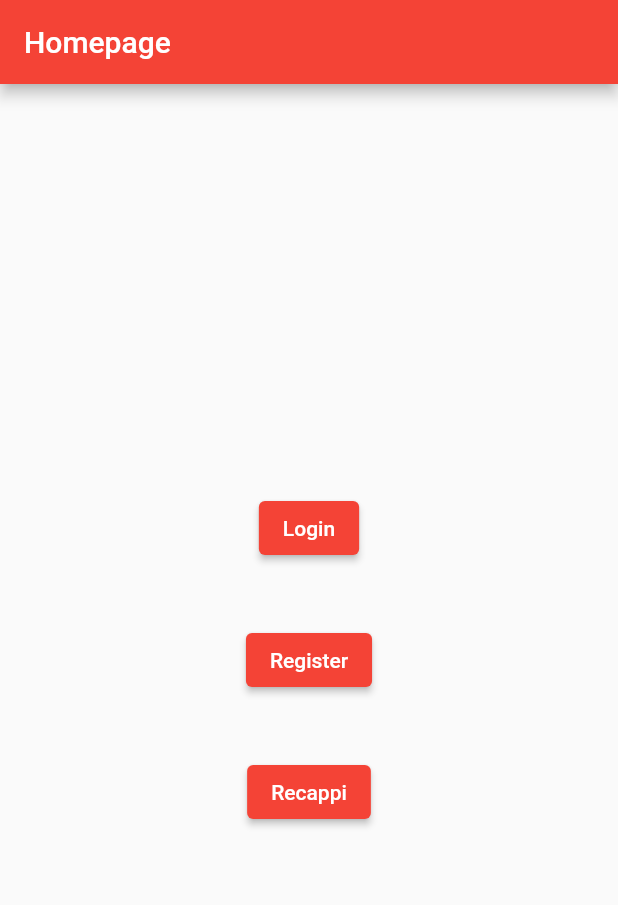
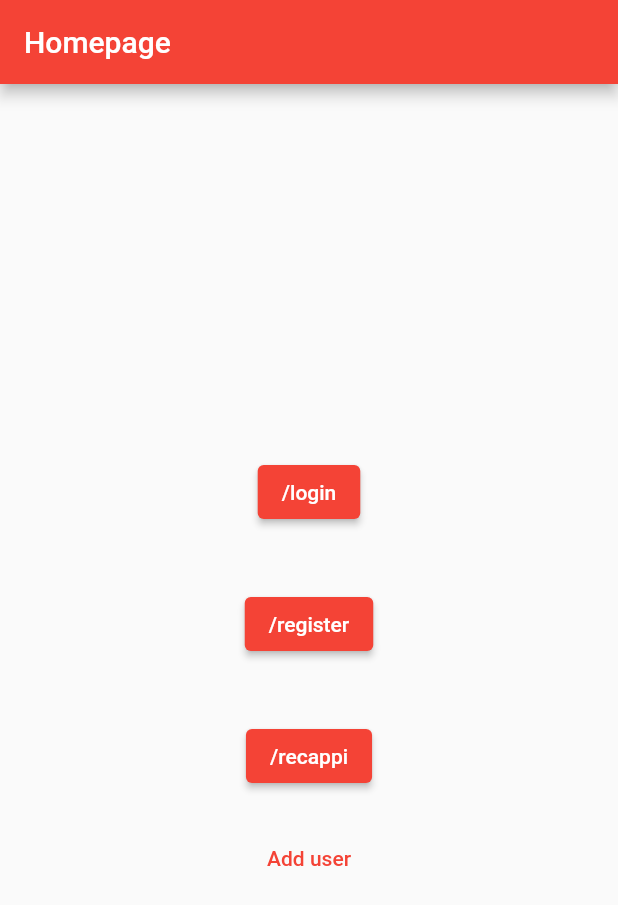
Before and after one commit to m-camps/recappi, a Flutter app: the screen it shows after launch, on a phone screen of 412 x 824 dp. Shown: the top 905 px of the screen. Run offline on Flutter 3.47's test engine with Material 2 defaults, Android fonts, the light colour scheme and no system bars; our stand-ins replace cached_network_image, cloud_firestore, firebase_auth, firebase_core, firebase_storage; accounts and stored records are empty.

Commit message:
Working document to firebase

```diff
--- a/lib/old_files/recipe_list.dart
+++ b/lib/old_files/recipe_list.dart
@@ -15,7 +15,7 @@ Recipe makeRecipe() {
   );
   Recipe _recipe = Recipe(
     name: recipeNames[Random().nextInt(5)],
-    photo: getImageUrl("recipe_2.jpg"),
+    photo: getImageUrl("recipe_1.jpg"),
     author: author,
     time: time[Random().nextInt(4)],
     kcal: Random().nextInt(300) + 200,
@@ -252,7 +252,7 @@ class _RecipeCardState extends State<RecipeCard> {
                                   child: FutureBuilder(
                                     builder: (context, snapshot) {
                                       if (!snapshot.hasData) {
-                                        return CircularProgressIndicator();
+                                        return const CircularProgressIndicator();
                                       }
                                       return CachedNetworkImage(
                                         imageUrl: snapshot.data.toString(),
--- a/lib/old_files/single_recipe.dart
+++ b/lib/old_files/single_recipe.dart
@@ -1,5 +1,4 @@
 import 'package:flutter/material.dart';
-import '../src/storage_util.dart';
 import 'recipe_list.dart';
 import 'style.dart';
 import 'data.dart';
--- /dev/null
+++ b/lib/src/firestore/test.dart
@@ -0,0 +1,35 @@
+import 'package:firebase_auth/firebase_auth.dart';
+import 'package:flutter/material.dart';
+import 'package:cloud_firestore/cloud_firestore.dart';
+import 'package:recappi/src/utils.dart';
+
+class AddUser extends StatelessWidget {
+  final String fullName;
+  final String quote;
+  final String photo;
+
+  const AddUser(this.fullName, this.quote, this.photo, {Key? key})
+      : super(key: key);
+
+  @override
+  Widget build(BuildContext context) {
+    CollectionReference users =
+        FirebaseFirestore.instance.collection('profiles');
+    final user = FirebaseAuth.instance.currentUser;
+
+    Future<void> addUser() {
+      return users
+          .doc(user?.uid)
+          .set({'name': fullName, 'photo': photo, 'quote': quote})
+          .then((value) =>
+              showSnackBar("Added user" + user!.uid.toString(), context))
+          .catchError((error) => showSnackBar(error.toString(), context));
+    }
+
+    return TextButton(
+        onPressed: addUser,
+        child: const Text(
+          "Add user",
+        ));
+  }
+}
--- a/lib/src/pages/home_page.dart
+++ b/lib/src/pages/home_page.dart
@@ -1,14 +1,9 @@
 import 'package:flutter/material.dart';
-import 'package:recappi/src/storage_util.dart';
+import 'package:recappi/src/firestore/test.dart';
 
-class HomePage extends StatefulWidget {
+class HomePage extends StatelessWidget {
   const HomePage({Key? key}) : super(key: key);
 
-  @override
-  _HomePageState createState() => _HomePageState();
-}
-
-class _HomePageState extends State<HomePage> {
   @override
   Widget build(BuildContext context) {
     return Scaffold(
@@ -18,51 +13,32 @@ class _HomePageState extends State<HomePage> {
       body: Center(
         child: Column(
           mainAxisAlignment: MainAxisAlignment.center,
-          children: [
-            Padding(
-              padding: const EdgeInsets.all(20.0),
-              child: ElevatedButton(
-                onPressed: () {
-                  Navigator.pushNamed(context, '/login');
-                },
-                child: const Text("Login"),
-              ),
-            ),
-            Padding(
-              padding: const EdgeInsets.all(20),
-              child: ElevatedButton(
-                onPressed: () {
-                  Navigator.pushNamed(context, '/register');
-                },
-                child: const Text("Register"),
-              ),
-            ),
-            Padding(
-              padding: const EdgeInsets.all(20),
-              child: ElevatedButton(
-                onPressed: () {
-                  Navigator.pushNamed(context, '/recappi');
-                },
-                child: const Text("Recappi"),
-              ),
-            ),
-            FutureBuilder(
-              builder: (context, snapshot) {
-                if (!snapshot.hasData) {
-                  return Container();
-                }
-                return Image.network(
-                  snapshot.data.toString(),
-                  height: 150.0,
-                  width: 150.0,
-                  fit: BoxFit.cover,
-                );
-              },
-              future: getImageUrl("recipe_1.jpg"),
-            ),
+          children: const [
+            NavigationButton(route: "/login"),
+            NavigationButton(route: "/register"),
+            NavigationButton(route: "/recappi"),
+            AddUser("Max", "Very nice", "someUrl"),
           ],
         ),
       ),
     );
   }
 }
+
+class NavigationButton extends StatelessWidget {
+  const NavigationButton({Key? key, required this.route}) : super(key: key);
+  final String route;
+
+  @override
+  Widget build(BuildContext context) {
+    return Padding(
+      padding: const EdgeInsets.all(20),
+      child: ElevatedButton(
+        onPressed: () {
+          Navigator.pushNamed(context, route);
+        },
+        child: Text(route),
+      ),
+    );
+  }
+}
--- a/lib/src/pages/register_page.dart
+++ b/lib/src/pages/register_page.dart
@@ -1,5 +1,5 @@
 import 'package:flutter/material.dart';
-import '../auth/auth_register.dart';
+import '../firebase_auth/auth_register.dart';
 
 class RegisterPage extends StatefulWidget {
   const RegisterPage({Key? key}) : super(key: key);
--- a/pubspec.yaml
+++ b/pubspec.yaml
@@ -38,6 +38,7 @@ dependencies:
   firebase_auth: ^3.3.7
   firebase_storage: ^10.2.12
   cached_network_image: ^3.2.0
+  cloud_firestore: ^3.1.12
 
 dev_dependencies:
   flutter_test:
```
Also changed, not shown: lib/src/auth.dart (+4 -4 lines), lib/src/firebase_auth/auth_login.dart (renamed from lib/src/auth/auth_login.dart, +4 -12 lines), lib/src/pages/login_page.dart (+3 -8 lines), lib/src/firebase_auth/auth_register.dart (renamed from lib/src/auth/auth_register.dart), lib/src/firebase_storage/storage_util.dart (renamed from lib/src/storage_util.dart), pubspec.lock.
